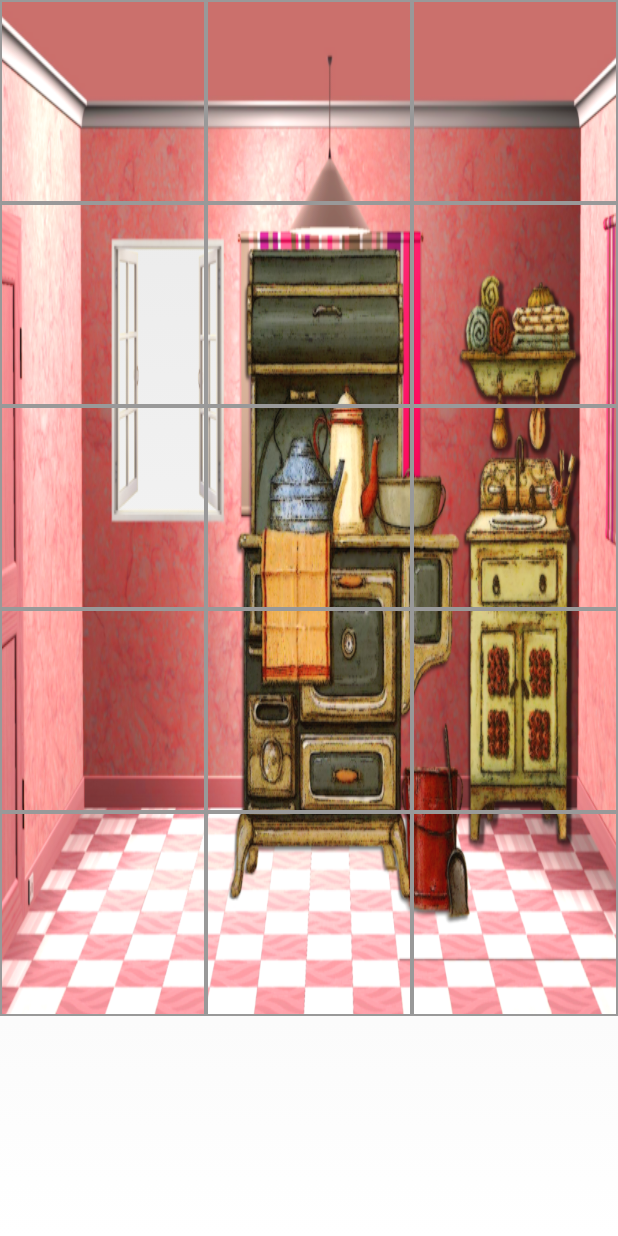
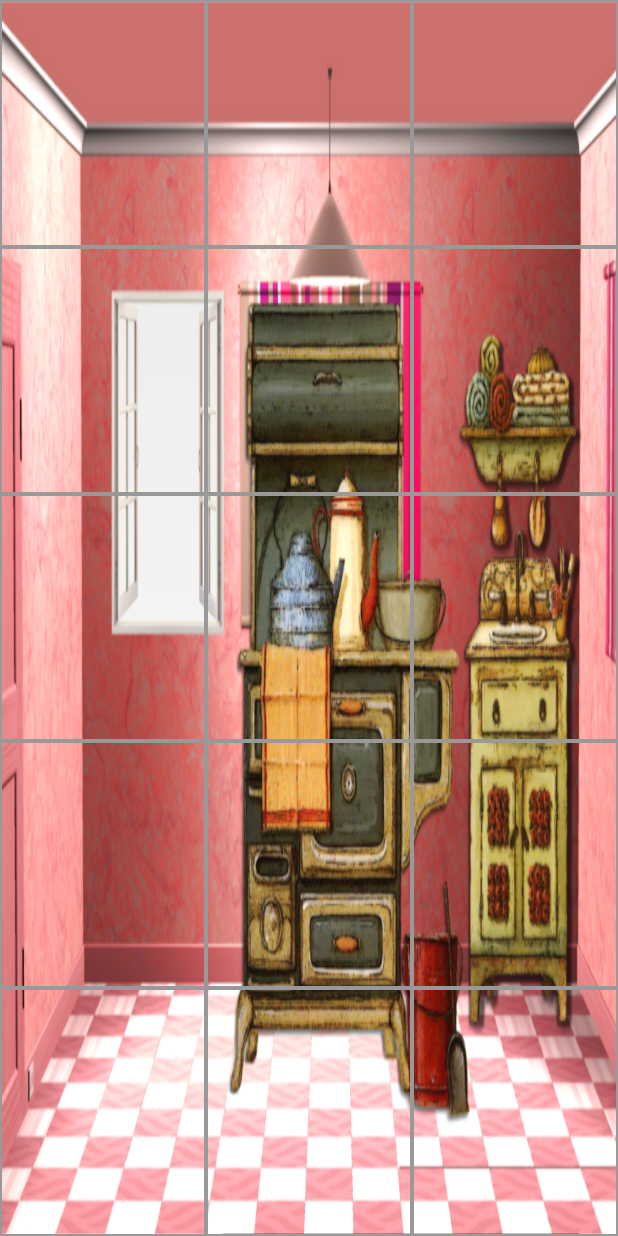
Before and after one commit to GonHunch/tarakan, an Android app: the KitchenActivity screen opened directly, with no data from a screen before it, on a phone screen of 412 x 824 dp. Run offline under Robolectric (Android 15) with nearby library versions, the phone set to English and light mode, and no system bars.

```diff
--- a/app/build.gradle
+++ b/app/build.gradle
@@ -25,6 +25,6 @@ dependencies {
         exclude group: 'com.android.support', module: 'support-annotations'
     })
     compile 'com.android.support:appcompat-v7:24.2.1'
-    compile 'com.android.support.constraint:constraint-layout:1.0.0-alpha1'
+    compile 'com.android.support:gridlayout-v7:24.2.1'
     testCompile 'junit:junit:4.12'
 }
--- a/app/src/main/java/com/goncharov/anton/tarakan/KitchenActivity.java
+++ b/app/src/main/java/com/goncharov/anton/tarakan/KitchenActivity.java
@@ -9,6 +9,8 @@ import android.os.Bundle;
 import android.view.View;
 import android.widget.Button;
 import android.widget.GridLayout;
+import android.widget.TableLayout;
+import android.widget.TableRow;
 import android.widget.Toast;
 
 
@@ -21,7 +23,7 @@ public class KitchenActivity extends Activity {
     Tarakan tarakan = new Tarakan();
     SoundEngine soundEngine = new SoundEngine();
 
-    GridLayout gridLayout;
+    TableLayout tableLayout;
     private static Context mContext;
     private int clickCount = 0;
 
@@ -40,23 +42,23 @@ public class KitchenActivity extends Activity {
         //Запускаем фоновую музыку
         createMP();
 
-        gridLayout = (GridLayout)findViewById(R.id.kitchen);
+        tableLayout = (TableLayout) findViewById(R.id.kitchenAct);
 
-        String[] sounds = {"chicken.ogg", "cups_breaking.wav",
-                "door_screeching.wav", "plates_breaking.mp3",
-                "squeze.mp3", "cups_breaking.wav",
-                "chicken.ogg", "cups_breaking.wav",
-                "chicken.ogg", "cups_breaking.wav",
-                "chicken.ogg", "cups_breaking.wav",
-                "chicken.ogg", "cups_breaking.wav",
-                "chicken.ogg"};
+        String[][] sounds = {{"chicken.ogg", "cups_breaking.wav", "door_screeching.wav"},
+                {"plates_breaking.mp3", "squeze.mp3", "cups_breaking.wav"},
+                {"chicken.ogg", "cups_breaking.wav", "chicken.ogg"},
+                {"cups_breaking.wav","chicken.ogg", "cups_breaking.wav"},
+                {"chicken.ogg", "cups_breaking.wav", "chicken.ogg"}};
 
 
+        TableRow[] tableRows = new TableRow[5];
 
         //Обходим все кнопки и создаём для каждой свой обработчик
-        for (int i = 0; i < 15; i++) {
-            Button btn = (Button)gridLayout.getChildAt(i);
-            final int soundButton = soundEngine.loadSound(sounds[i]);
+        for (int i = 0; i < 5; i++) {
+            tableRows[i] = (TableRow) tableLayout.getChildAt(i);
+            for (int j = 0; j < 3; j++) {
+                Button btn = (Button)tableRows[i].getChildAt(j);
+                final int soundButton = soundEngine.loadSound(sounds[i][j]);
 
                 btn.setOnClickListener(new View.OnClickListener() {
                     @Override
@@ -91,6 +93,7 @@ public class KitchenActivity extends Activity {
                         clickCount++;
                     }
                 });
+            }
         }
     }
     public void createMP() {
--- a/app/src/main/res/layout/activity_kitchen.xml
+++ b/app/src/main/res/layout/activity_kitchen.xml
@@ -1,168 +1,153 @@
 <?xml version="1.0" encoding="utf-8"?>
-<GridLayout xmlns:android="http://schemas.android.com/apk/res/android"
-    xmlns:app="http://schemas.android.com/apk/res-auto"
+<TableLayout xmlns:android="http://schemas.android.com/apk/res/android"
     xmlns:tools="http://schemas.android.com/tools"
-    android:id="@+id/kitchen"
+    android:id="@+id/kitchenAct"
+    android:layout_width="match_parent"
+    android:layout_height="match_parent"
+    android:background="@drawable/tarakan_kitchen_9"
+    android:stretchColumns="*"
+    tools:context="com.goncharov.anton.tarakan.KitchenActivity">
+
+    <TableRow
+        android:id="@+id/row1"
         android:layout_width="match_parent"
         android:layout_height="wrap_content"
-    android:background="@drawable/tarakan_kitchen_9"
-    android:columnCount="3"
-    android:rowCount="5"
-    tools:context="com.goncharov.anton.tarakan.KitchenActivity">
+        android:layout_weight="1">
 
         <Button
             android:id="@+id/button1"
-        android:layout_width="0dp"
-        android:layout_height="wrap_content"
-        android:layout_columnWeight="1"
-        android:layout_gravity="fill"
-        android:layout_rowWeight="1"
+            android:layout_width="wrap_content"
+            android:layout_height="match_parent"
             android:background="@drawable/back"
-        android:singleLine="false"
             android:tag="1" />
 
         <Button
             android:id="@+id/button2"
-        android:layout_width="0dp"
-        android:layout_height="wrap_content"
-        android:layout_columnWeight="1"
-        android:layout_gravity="fill"
-        android:layout_rowWeight="1"
+            android:layout_width="wrap_content"
+            android:layout_height="match_parent"
             android:background="@drawable/back"
-        android:singleLine="false"
             android:tag="2" />
 
         <Button
             android:id="@+id/button3"
-        android:layout_width="0dp"
+            android:layout_width="wrap_content"
+            android:layout_height="match_parent"
+            android:background="@drawable/back"
+            android:tag="3" />
+    </TableRow>
+
+    <TableRow
+        android:id="@+id/row2"
+        android:layout_width="match_parent"
         android:layout_height="wrap_content"
-        android:layout_columnWeight="1"
-        android:layout_gravity="fill"
-        android:layout_rowWeight="1"
-        android:background="@drawable/back"
-        android:singleLine="false"
-        android:tag="3" />
+        android:layout_weight="1">
 
         <Button
             android:id="@+id/button4"
-        android:layout_width="0dp"
-        android:layout_height="wrap_content"
-        android:layout_columnWeight="1"
-        android:layout_gravity="fill"
-        android:layout_rowWeight="1"
+            android:layout_width="wrap_content"
+            android:layout_height="match_parent"
             android:background="@drawable/back"
-        android:singleLine="false"
             android:tag="4" />
 
         <Button
             android:id="@+id/button5"
-        android:layout_width="0dp"
-        android:layout_height="wrap_content"
-        android:layout_columnWeight="1"
-        android:layout_gravity="fill"
-        android:layout_rowWeight="1"
+            android:layout_width="wrap_content"
+            android:layout_height="match_parent"
             android:background="@drawable/back"
             android:tag="5" />
 
         <Button
             android:id="@+id/button6"
-        android:layout_width="0dp"
-        android:layout_height="wrap_content"
-        android:layout_columnWeight="1"
-        android:layout_gravity="fill"
-        android:layout_rowWeight="1"
+            android:layout_width="wrap_content"
+            android:layout_height="match_parent"
             android:background="@drawable/back"
             android:tag="6" />
 
+    </TableRow>
+
+    <TableRow
+        android:id="@+id/row3"
+        android:layout_width="match_parent"
+        android:layout_height="wrap_content"
+        android:layout_weight="1">
+
         <Button
             android:id="@+id/button7"
-        android:layout_width="0dp"
-        android:layout_height="wrap_content"
-        android:layout_columnWeight="1"
-        android:layout_gravity="fill"
-        android:layout_rowWeight="1"
+            android:layout_width="wrap_content"
+            android:layout_height="match_parent"
             android:background="@drawable/back"
             android:tag="7" />
 
         <Button
             android:id="@+id/button8"
-        android:layout_width="0dp"
-        android:layout_height="wrap_content"
-        android:layout_columnWeight="1"
-        android:layout_gravity="fill"
-        android:layout_rowWeight="1"
+            android:layout_width="wrap_content"
+            android:layout_height="match_parent"
             android:background="@drawable/back"
             android:tag="8" />
 
         <Button
             android:id="@+id/button9"
-        android:layout_width="0dp"
-        android:layout_height="wrap_content"
-        android:layout_columnWeight="1"
-        android:layout_gravity="fill"
-        android:layout_rowWeight="1"
+            android:layout_width="wrap_content"
+            android:layout_height="match_parent"
             android:background="@drawable/back"
             android:tag="9" />
+    </TableRow>
+
+    <TableRow
+        android:id="@+id/row4"
+        android:layout_width="match_parent"
+        android:layout_height="wrap_content"
+        android:layout_weight="1">
 
         <Button
             android:id="@+id/button10"
-        android:layout_width="0dp"
-        android:layout_height="wrap_content"
-        android:layout_columnWeight="1"
-        android:layout_gravity="fill"
-        android:layout_rowWeight="1"
+            android:layout_width="wrap_content"
+            android:layout_height="match_parent"
             android:background="@drawable/back"
             android:tag="10" />
 
         <Button
             android:id="@+id/button11"
-        android:layout_width="0dp"
-        android:layout_height="wrap_content"
-        android:layout_columnWeight="1"
-        android:layout_gravity="fill"
-        android:layout_rowWeight="1"
+            android:layout_width="wrap_content"
+            android:layout_height="match_parent"
             android:background="@drawable/back"
             android:tag="11" />
 
         <Button
             android:id="@+id/button12"
-        android:layout_width="0dp"
-        android:layout_height="wrap_content"
-        android:layout_columnWeight="1"
-        android:layout_gravity="fill"
-        android:layout_rowWeight="1"
+            android:layout_width="wrap_content"
+            android:layout_height="match_parent"
             android:background="@drawable/back"
             android:tag="12" />
+    </TableRow>
+
+    <TableRow
+        android:id="@+id/row5"
+        android:layout_width="match_parent"
+        android:layout_height="wrap_content"
+        android:layout_weight="1">
 
         <Button
             android:id="@+id/button13"
-        android:layout_width="0dp"
-        android:layout_height="wrap_content"
-        android:layout_columnWeight="1"
-        android:layout_gravity="fill"
-        android:layout_rowWeight="1"
+            android:layout_width="wrap_content"
+            android:layout_height="match_parent"
             android:background="@drawable/back"
             android:tag="13" />
 
         <Button
             android:id="@+id/button14"
-        android:layout_width="0dp"
-        android:layout_height="wrap_content"
-        android:layout_columnWeight="1"
-        android:layout_gravity="fill"
-        android:layout_rowWeight="1"
+            android:layout_width="wrap_content"
+            android:layout_height="match_parent"
             android:background="@drawable/back"
-        android:singleLine="false"
             android:tag="14" />
 
         <Button
             android:id="@+id/button15"
-        android:layout_width="0dp"
-        android:layout_height="wrap_content"
-        android:layout_columnWeight="1"
-        android:layout_gravity="fill"
-        android:layout_rowWeight="1"
+            android:layout_width="wrap_content"
+            android:layout_height="match_parent"
             android:background="@drawable/back"
             android:tag="15" />
 
-</GridLayout>
+    </TableRow>
+
+</TableLayout>
```
Lines whose indentation alone changed are shown as unchanged.
